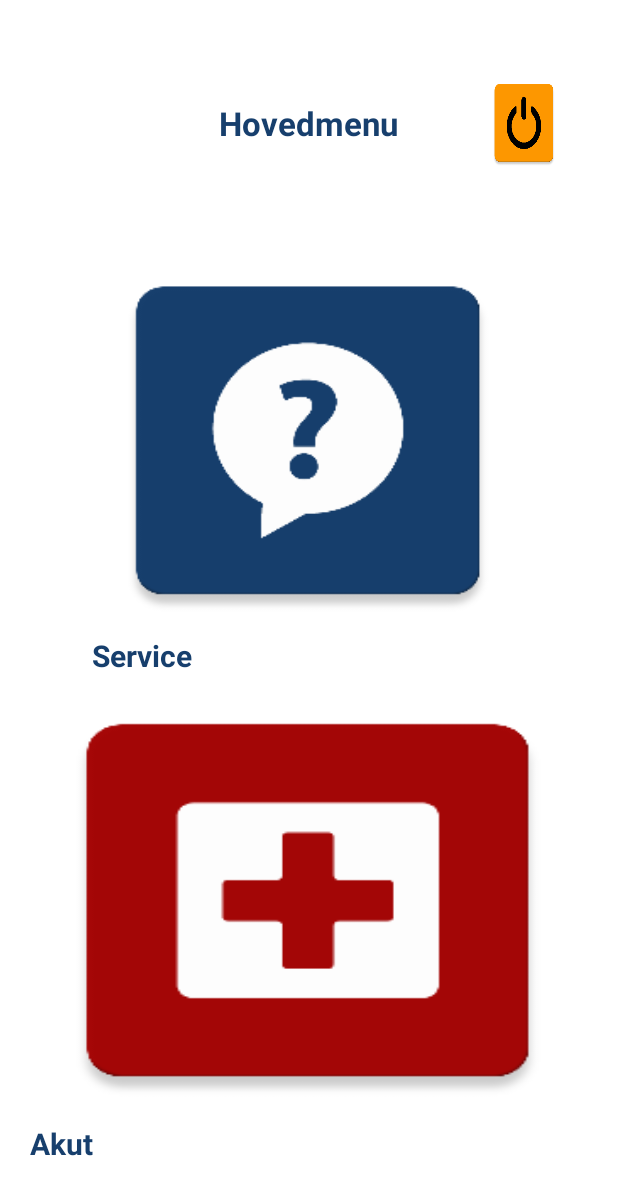
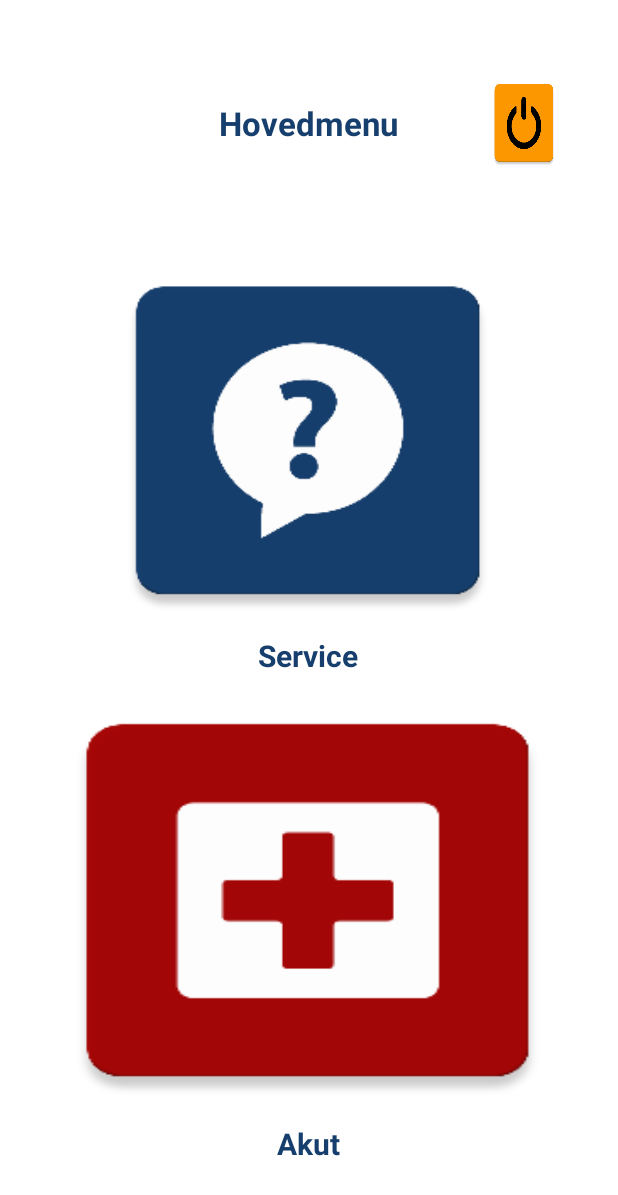
Before and after one commit to andrasbak/PatientKald, an Android app: the fragment HovedMenu shown on its own in the app's theme, on a phone screen of 412 x 824 dp. Shown: the top 1195 px of the screen. Run offline under Robolectric (Android 15) with nearby library versions, the phone set to English and light mode, and no system bars.

Commit message:
tilpasset hovedmenu

```diff
--- a/app/src/main/res/layout-land/fragment_hoved_menu.xml
+++ b/app/src/main/res/layout-land/fragment_hoved_menu.xml
@@ -116,6 +116,30 @@
 
                 </LinearLayout>
 
+                <LinearLayout
+                    android:layout_width="match_parent"
+                    android:layout_height="0dp"
+                    android:layout_weight="0.15"
+                    android:orientation="horizontal"
+                    android:weightSum="1">
+
+                    <View
+                        android:layout_width="0dp"
+                        android:layout_height="match_parent"
+                        android:layout_weight="0.2"/>
+
+                    <TextView
+                        android:layout_width="0dp"
+                        android:layout_height="match_parent"
+                        android:layout_weight="0.8"
+                        android:text="Service Menu"
+                        android:textStyle="bold"
+                        android:textSize="18dp"
+                        android:textColor="#173f6d"
+                        android:gravity="center_horizontal"/>
+
+                    </LinearLayout>
+
                     </LinearLayout>
 
                 <LinearLayout
@@ -123,7 +147,8 @@
                     android:layout_height="match_parent"
                     android:layout_weight="0.6"
                     android:orientation="vertical"
-            android:weightSum="1">
+                    android:weightSum="1"
+                    android:gravity="center_horizontal">
 
                     <View
                         android:layout_width="match_parent"
@@ -154,6 +179,16 @@
 
                 </LinearLayout>
 
+            <TextView
+                android:layout_width="match_parent"
+                android:layout_height="0dp"
+                android:layout_weight="0.15"
+                android:text="Akut"
+                android:textStyle="bold"
+                android:textSize="18dp"
+                android:textColor="#173f6d"
+                android:gravity="center_horizontal"/>
+
 
         </LinearLayout>
 
--- a/app/src/main/res/layout-port/fragment_hoved_menu.xml
+++ b/app/src/main/res/layout-port/fragment_hoved_menu.xml
@@ -109,8 +109,8 @@
                 android:text="Service"
                 android:textSize="20dp"
                 android:textStyle="bold"
-                android:textAlignment="center"
-                android:textColor="#173f6d" />
+                android:textColor="#173f6d"
+                android:gravity="center_horizontal"/>
 
 
             </LinearLayout>
@@ -153,7 +153,8 @@
                     android:text="Akut"
                     android:textSize="20dp"
                     android:textStyle="bold"
-                    android:textColor="#173f6d" />
+                    android:textColor="#173f6d"
+                    android:gravity="center_horizontal"/>
 
 
             </LinearLayout>
```
Lines whose indentation alone changed are shown as unchanged.
